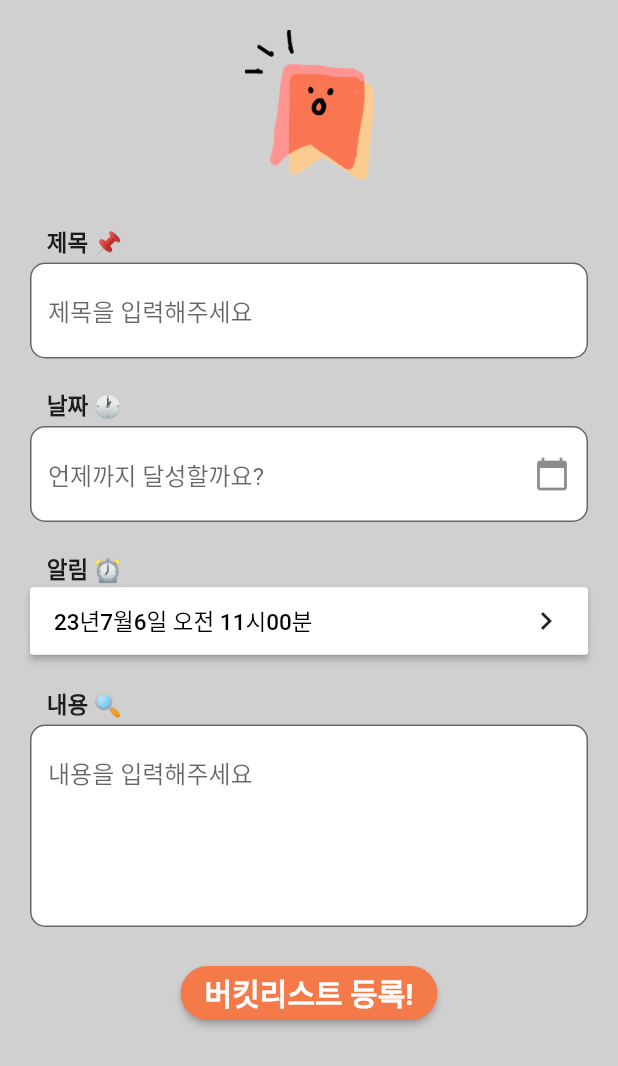
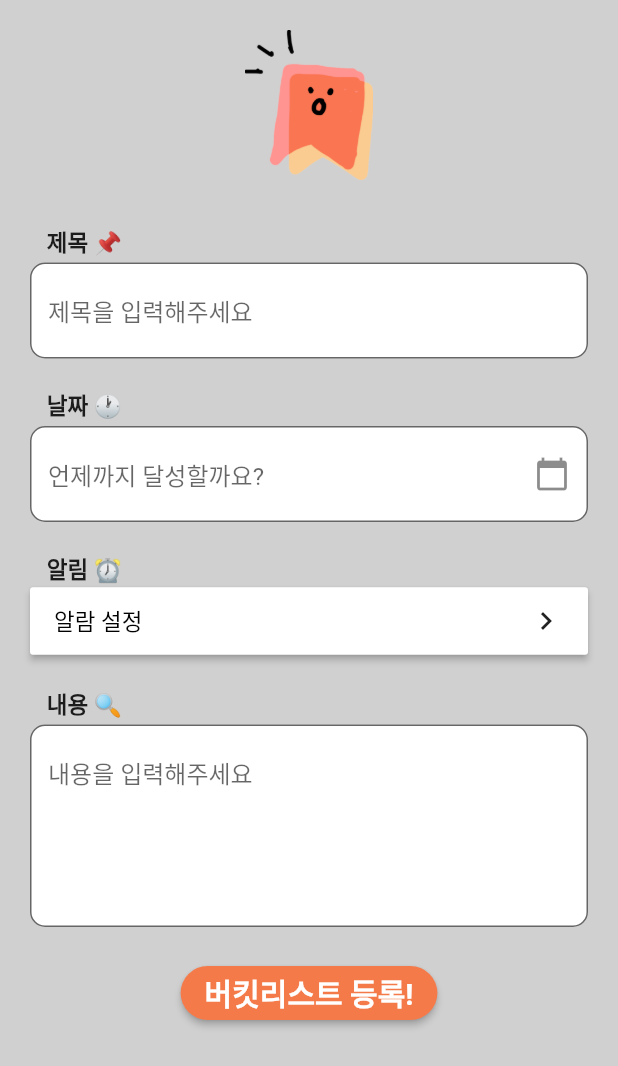
Before and after one commit to seojh5939/nbCamp_preAssignment, a Flutter app: the BucketEdit screen opened directly, on a phone screen of 412 x 824 dp. Shown: the top 1066 px of the screen. Run offline on Flutter 3.47's test engine with Material 2 defaults, Android fonts, the phone set to English and light mode, and no system bars; our stand-ins replace shared_preferences; accounts and stored records are empty.

Commit message:
[FEAT] : ⚙️ 알람 provider 데이터 연결

```diff
--- a/lib/pages/bucketEdit.dart
+++ b/lib/pages/bucketEdit.dart
@@ -101,7 +101,7 @@ class BucketEdit extends StatelessWidget {
                   context: context,
                   initialTime: TimeOfDay.fromDateTime(datetime),
                 );
-                // TODO showTimePicker 확인 시 add하도록.
+                // TODO hour && min 값 이상함. 고쳐야 됨.
                 future.then((timeOfDay) {
                   if (timeOfDay == null) {
                     return null;
@@ -113,6 +113,7 @@ class BucketEdit extends StatelessWidget {
                           hour: datetime.hour.toString(),
                           min: datetime.minute.toString(),
                         );
+                    print(datetime.day.toString());
                   }
                 });
               },
@@ -121,13 +122,21 @@ class BucketEdit extends StatelessWidget {
                 children: [
                   Align(
                     alignment: Alignment.centerLeft,
-                    child: Text(
-                      "23년7월6일 오전 11시00분",
-                      style: TextStyle(
-                        fontSize: 15,
-                        color: Colors.black,
-                      ),
-                    ),
+                    child: context.watch<AlarmService>().alarmList.isNotEmpty
+                        ? Text(
+                            "${context.watch<AlarmService>().alarmList[0].year}년${context.watch<AlarmService>().alarmList[0].month}월${context.watch<AlarmService>().alarmList[0].day}일 ${context.watch<AlarmService>().alarmList[0].hour}시${context.watch<AlarmService>().alarmList[0].month}분",
+                            style: TextStyle(
+                              fontSize: 15,
+                              color: Colors.black,
+                            ),
+                          )
+                        : Text(
+                            "알람 설정",
+                            style: TextStyle(
+                              fontSize: 15,
+                              color: Colors.black,
+                            ),
+                          ),
                   ),
                   Icon(Icons.keyboard_arrow_right),
                 ],
```
